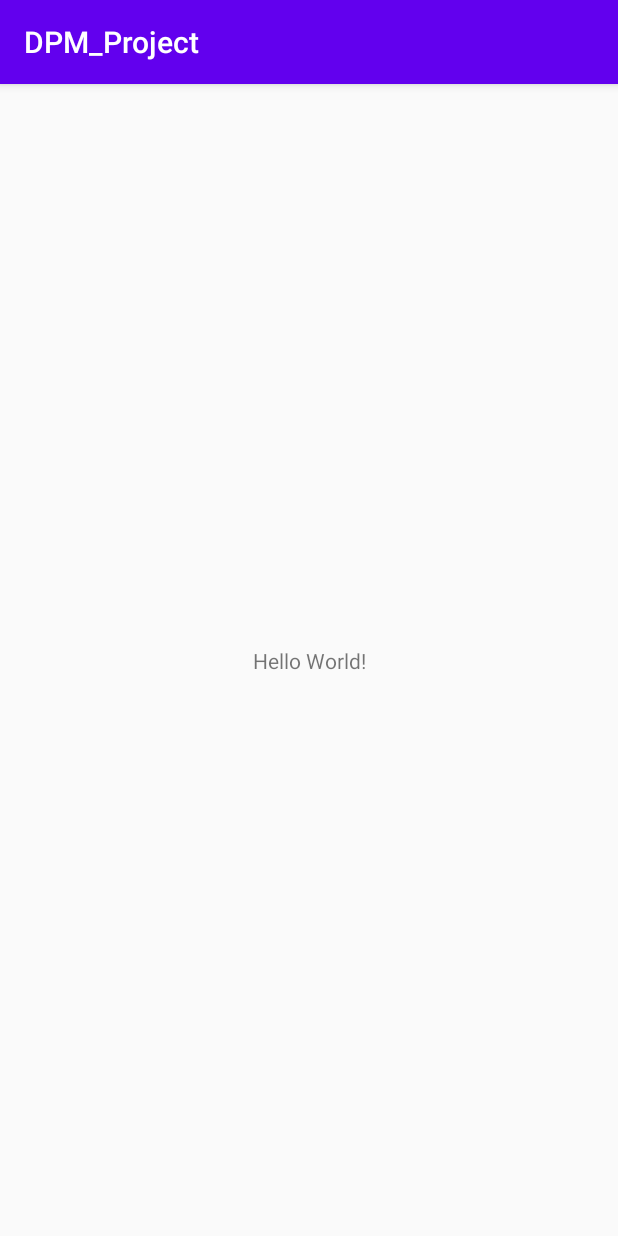
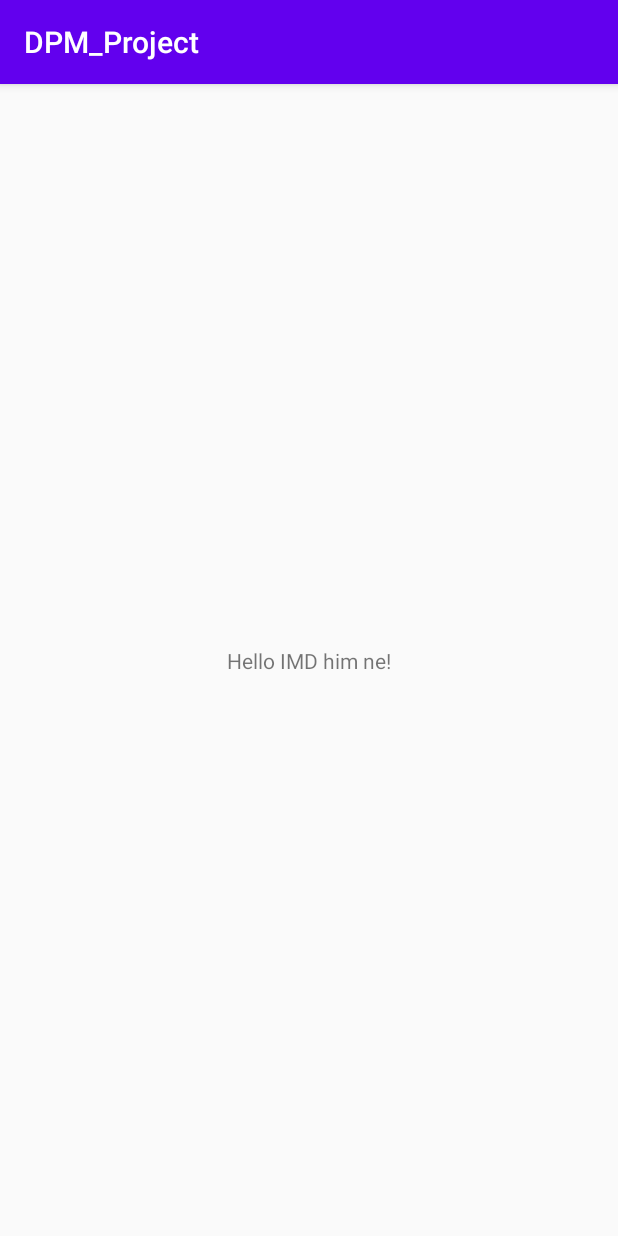
Before and after one commit to chanhui27/DPM_Project, an Android app: the screen it shows after launch (MainActivity), on a phone screen of 412 x 824 dp. Run offline under Robolectric (Android 15) with nearby library versions, the phone set to English and light mode, and no system bars.

Commit message:
Testing
testing...

```diff
--- a/app/src/main/res/layout/activity_main.xml
+++ b/app/src/main/res/layout/activity_main.xml
@@ -9,7 +9,7 @@
     <TextView
         android:layout_width="wrap_content"
         android:layout_height="wrap_content"
-        android:text="Hello World!"
+        android:text="Hello IMD him ne!"
         app:layout_constraintBottom_toBottomOf="parent"
         app:layout_constraintLeft_toLeftOf="parent"
         app:layout_constraintRight_toRightOf="parent"
```
